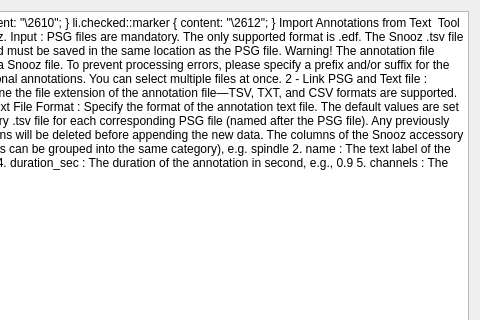
Old version of the form tools/CEAMSTools/ImportTextAnnotations/IntroStep/Ui_IntroStep.ui in the repository SnoozToolbox/snooz-package-ceams; both pictures show x 505 to 985 and y 0 to 320 of the 985 by 767 pixel window.
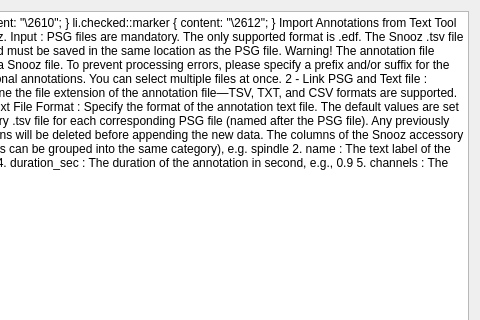
New version of the form.

What changed in the file:
```diff
--- a/tools/CEAMSTools/ImportTextAnnotations/IntroStep/Ui_IntroStep.ui
+++ b/tools/CEAMSTools/ImportTextAnnotations/IntroStep/Ui_IntroStep.ui
@@ -33,8 +33,8 @@
 li.unchecked::marker { content: &quot;\2610&quot;; }
 li.checked::marker { content: &quot;\2612&quot;; }
 &lt;/style&gt;&lt;/head&gt;&lt;body style=&quot; font-family:'Roboto'; font-size:12pt; font-weight:400; font-style:normal;&quot;&gt;
-&lt;p style=&quot; margin-top:0px; margin-bottom:0px; margin-left:0px; margin-right:0px; -qt-block-indent:0; text-indent:0px;&quot;&gt;&lt;span style=&quot; font-family:'Aptos','Aptos_EmbeddedFont','Aptos_MSFontService','sans-serif'; font-weight:700; color:#000000; background-color:#ffffff;&quot;&gt;Import Annotations from Text &lt;/span&gt;&lt;/p&gt;
-&lt;p style=&quot;-qt-paragraph-type:empty; margin-top:0px; margin-bottom:0px; margin-left:0px; margin-right:0px; -qt-block-indent:0; text-indent:0px;&quot;&gt;&lt;br /&gt;&lt;/p&gt;
+&lt;p style=&quot; margin-top:0px; margin-bottom:0px; margin-left:0px; margin-right:0px; -qt-block-indent:0; text-indent:0px;&quot;&gt;&lt;span style=&quot; font-weight:700;&quot;&gt;Import Annotations from Text&lt;/span&gt;&lt;/p&gt;
+&lt;p style=&quot;-qt-paragraph-type:empty; margin-top:0px; margin-bottom:0px; margin-left:0px; margin-right:0px; -qt-block-indent:0; text-indent:0px; font-weight:700;&quot;&gt;&lt;br /&gt;&lt;/p&gt;
 &lt;p style=&quot; margin-top:0px; margin-bottom:0px; margin-left:0px; margin-right:0px; -qt-block-indent:0; text-indent:0px;&quot;&gt;Tool to import annotations from a text file (.csv, .tsv, .txt) into the accessory .tsv file used by Snooz.&lt;/p&gt;
 &lt;p style=&quot;-qt-paragraph-type:empty; margin-top:0px; margin-bottom:0px; margin-left:0px; margin-right:0px; -qt-block-indent:0; text-indent:0px;&quot;&gt;&lt;br /&gt;&lt;/p&gt;
 &lt;p style=&quot; margin-top:0px; margin-bottom:0px; margin-left:0px; margin-right:0px; -qt-block-indent:0; text-indent:0px;&quot;&gt;&lt;span style=&quot; text-decoration: underline;&quot;&gt;Input :&lt;/span&gt;&lt;/p&gt;
```
